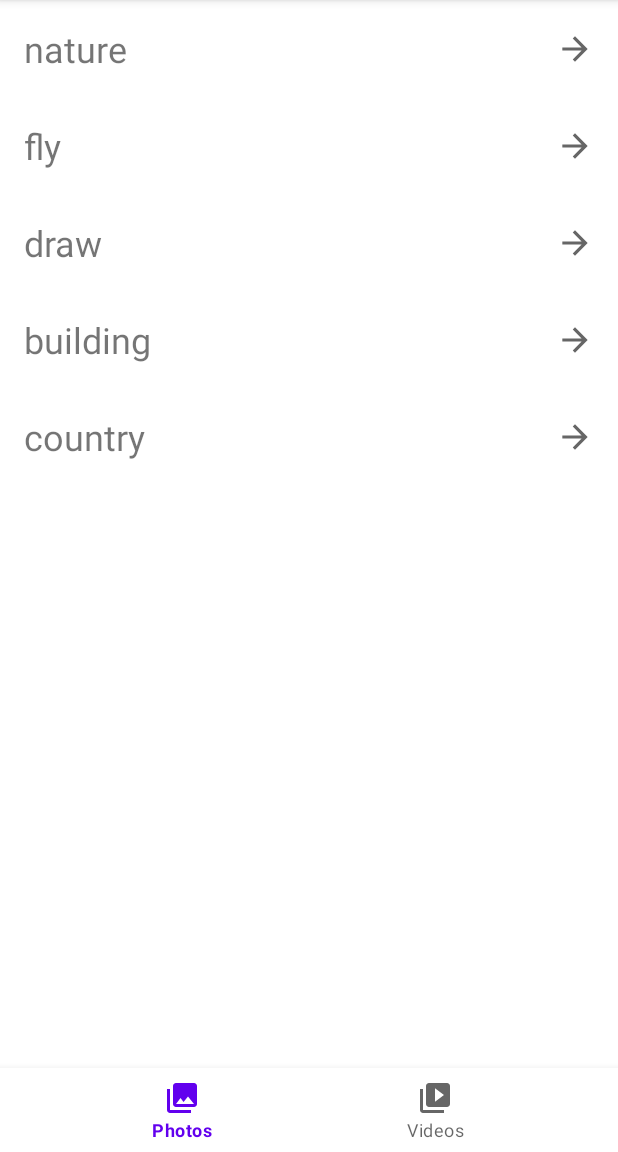
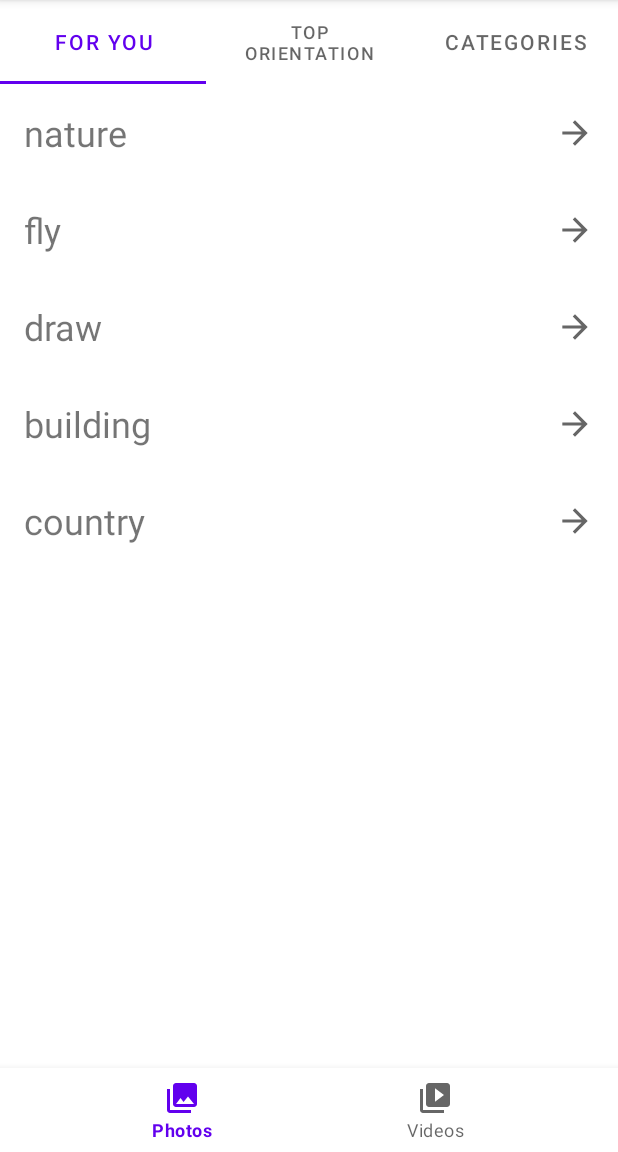
Before and after one commit to fokouarnaud/searchPexelsAppKotlin, an Android app: the screen it shows after launch (MainActivity), on a phone screen of 412 x 824 dp, the part 84-1236 px from its top. Run offline under Robolectric (Android 15) with nearby library versions, the phone set to English and light mode, and no system bars; our stand-ins replace data binding, paging; pictures from the network do not load.

Commit message:
add tablayout for_you, top_orientation

```diff
--- /dev/null
+++ b/app/src/main/java/com/example/myapplication/ui/main/fragment/listPhotos/ListPhotosFragment.kt
@@ -0,0 +1,163 @@
+package com.example.myapplication.ui.main.fragment.listPhotos
+
+import android.app.Dialog
+import android.os.Bundle
+import android.view.LayoutInflater
+import android.view.View
+import android.view.ViewGroup
+import androidx.fragment.app.Fragment
+import androidx.lifecycle.ViewModelProvider
+import androidx.lifecycle.lifecycleScope
+import androidx.recyclerview.widget.LinearLayoutManager
+import androidx.recyclerview.widget.RecyclerView
+import com.example.myapplication.R
+import com.example.myapplication.ui.main.fragment.photos.adapter.PhotosCategoryAdapter
+import com.example.myapplication.ui.main.fragment.photos.base.PhotosFragmentViewModelFactory
+import com.example.myapplication.ui.main.fragment.photos.viewmodel.PhotosFragmentViewModel
+import com.example.myapplication.utils.Status
+
+class ListPhotosFragment : Fragment() {
+
+    private var type: Int? = null
+    override fun onCreate(savedInstanceState: Bundle?) {
+        super.onCreate(savedInstanceState)
+        type = arguments?.getInt(NAME_CLE_TYPE)
+    }
+
+    override fun onCreateView(
+        inflater: LayoutInflater,
+        container: ViewGroup?,
+        savedInstanceState: Bundle?
+    ): View? {
+        return inflater.inflate(
+            R.layout.list_item_category_photo, container, false
+        )
+    }
+
+    override fun onViewCreated(view: View, savedInstanceState: Bundle?) {
+        val photosFragmentViewModel = ViewModelProvider(
+            requireActivity(),
+            PhotosFragmentViewModelFactory(requireActivity().application)
+        ).get(
+            PhotosFragmentViewModel::class.java
+        )
+        val recyclerviewCategoryPhoto =
+            view.findViewById<RecyclerView>(R.id.recyclerview_category_photo)
+
+
+        addDataToViews(photosFragmentViewModel, recyclerviewCategoryPhoto)
+    }
+
+    private fun addDataToViews(
+        photosFragmentViewModel: PhotosFragmentViewModel,
+        recyclerviewCategoryPhoto: RecyclerView
+    ) {
+        val loadingDialog = Dialog(requireContext())
+        val photosCategoryAdapter = PhotosCategoryAdapter(lifecycle, viewLifecycleOwner)
+        recyclerviewCategoryPhoto.apply {
+            layoutManager = LinearLayoutManager(
+                requireContext(),
+                LinearLayoutManager.VERTICAL,
+                false
+            )
+            adapter = photosCategoryAdapter
+        }
+
+        when (type) {
+            TYPE_FOR_YOU -> {
+                activity?.let {
+                    lifecycleScope.launchWhenResumed {
+                        photosFragmentViewModel.liveDataListPexelsPhotosCategory.observe(
+                            viewLifecycleOwner, {
+                                when (it.status) {
+                                    Status.ERROR -> {
+                                        loadingDialog.dismiss()
+                                    }
+                                    Status.LOADING -> {
+                                        loadingDialog.setCancelable(false)
+                                        loadingDialog.setContentView(R.layout.loading_dialog_layout)
+                                        loadingDialog.window?.setBackgroundDrawableResource(android.R.color.transparent)
+                                        loadingDialog.show()
+                                    }
+                                    Status.SUCCESS -> {
+                                        loadingDialog.dismiss()
+                                        photosCategoryAdapter.submitList(it.data)
+                                    }
+                                }
+                            }
+                        )
+                    }
+                }
+            }
+            TYPE_TOP_ORIENTATION -> {
+                activity?.let {
+                    lifecycleScope.launchWhenResumed {
+                        photosFragmentViewModel.liveDataListPexelsPhotosCategory.observe(
+                            viewLifecycleOwner, {
+                                when (it.status) {
+                                    Status.ERROR -> {
+                                        loadingDialog.dismiss()
+                                    }
+                                    Status.LOADING -> {
+
+                                        loadingDialog.setCancelable(false)
+                                        loadingDialog.setContentView(R.layout.loading_dialog_layout)
+                                        loadingDialog.window?.setBackgroundDrawableResource(android.R.color.transparent)
+                                        loadingDialog.show()
+                                    }
+                                    Status.SUCCESS -> {
+                                        loadingDialog.dismiss()
+                                        photosCategoryAdapter.submitList(it.data)
+                                    }
+                                }
+                            }
+                        )
+                    }
+                }
+            }
+            TYPE_CATEGORIES -> {
+                activity?.let {
+                    lifecycleScope.launchWhenResumed {
+                        photosFragmentViewModel.liveDataListPexelsPhotosCategory.observe(
+                            viewLifecycleOwner, {
+                                when (it.status) {
+                                    Status.ERROR -> {
+                                        loadingDialog.dismiss()
+                                    }
+                                    Status.LOADING -> {
+
+                                        loadingDialog.setCancelable(false)
+                                        loadingDialog.setContentView(R.layout.loading_dialog_layout)
+                                        loadingDialog.window?.setBackgroundDrawableResource(android.R.color.transparent)
+                                        loadingDialog.show()
+                                    }
+                                    Status.SUCCESS -> {
+                                        loadingDialog.dismiss()
+                                        photosCategoryAdapter.submitList(it.data)
+                                    }
+                                }
+                            }
+                        )
+                    }
+                }
+            }
+        }
+    }
+
+    companion object {
+        const val NAME_CLE_TYPE: String = "CLE_TYPE"
+        const val TYPE_FOR_YOU = 1
+        const val TYPE_TOP_ORIENTATION = 2
+        const val TYPE_CATEGORIES = 3
+
+        fun getNewInstance(type: Int): ListPhotosFragment {
+            val fragment = ListPhotosFragment()
+            val args = Bundle()
+            args.putInt(NAME_CLE_TYPE, type)
+            fragment.arguments = args
+            return fragment
+
+        }
+
+    }
+}
--- /dev/null
+++ b/app/src/main/java/com/example/myapplication/ui/main/fragment/listPhotos/adapter/ListPhotosFragmentAdapter.kt
@@ -0,0 +1,29 @@
+package com.example.myapplication.ui.main.fragment.listPhotos.adapter
+
+import androidx.fragment.app.Fragment
+import androidx.fragment.app.FragmentActivity
+import androidx.viewpager2.adapter.FragmentStateAdapter
+import com.example.myapplication.ui.main.fragment.listPhotos.ListPhotosFragment
+
+class ListPhotosFragmentAdapter (fragmentActivity: FragmentActivity) :
+    FragmentStateAdapter(
+        fragmentActivity
+    ) {
+    override fun getItemCount(): Int {
+        return 3
+    }
+
+    override fun createFragment(position: Int): Fragment {
+        return when (position) {
+            0 -> {
+                ListPhotosFragment.getNewInstance(ListPhotosFragment.TYPE_FOR_YOU)
+            }
+            1 -> {
+                ListPhotosFragment.getNewInstance(ListPhotosFragment.TYPE_TOP_ORIENTATION)
+            }
+            else -> {
+                ListPhotosFragment.getNewInstance(ListPhotosFragment.TYPE_CATEGORIES)
+            }
+        }
+    }
+}
--- a/app/src/main/java/com/example/myapplication/ui/main/fragment/photos/PhotosFragment.kt
+++ b/app/src/main/java/com/example/myapplication/ui/main/fragment/photos/PhotosFragment.kt
@@ -1,29 +1,21 @@
 package com.example.myapplication.ui.main.fragment.photos
 
-import android.app.Dialog
 import android.os.Bundle
 import android.view.LayoutInflater
 import android.view.View
 import android.view.ViewGroup
 import androidx.databinding.DataBindingUtil
 import androidx.fragment.app.Fragment
-import androidx.lifecycle.ViewModelProvider
-import androidx.lifecycle.lifecycleScope
-import androidx.recyclerview.widget.LinearLayoutManager
 import com.example.myapplication.R
 import com.example.myapplication.databinding.FragmentPhotosBinding
-import com.example.myapplication.ui.main.fragment.photos.adapter.PhotosCategoryAdapter
-import com.example.myapplication.ui.main.fragment.photos.base.PhotosFragmentViewModelFactory
-import com.example.myapplication.ui.main.fragment.photos.viewmodel.PhotosFragmentViewModel
-import com.example.myapplication.utils.Status
+import com.example.myapplication.ui.main.fragment.listPhotos.adapter.ListPhotosFragmentAdapter
+import com.google.android.material.tabs.TabLayoutMediator
 import kotlinx.coroutines.ExperimentalCoroutinesApi
 
 class PhotosFragment : Fragment() {
 
     private lateinit var dataBinding: FragmentPhotosBinding
-    private lateinit var photosFragmentViewModel: PhotosFragmentViewModel
-    private lateinit var photosCategoryAdapter: PhotosCategoryAdapter
-    private lateinit var loadingDialog: Dialog
+
 
     override fun onCreateView(
         inflater: LayoutInflater, container: ViewGroup?,
@@ -41,56 +33,31 @@ class PhotosFragment : Fragment() {
     @ExperimentalCoroutinesApi
     override fun onViewCreated(view: View, savedInstanceState: Bundle?) {
         super.onViewCreated(view, savedInstanceState)
-        initialize()
         addDataToViews()
     }
 
-    private fun initialize() {
-        photosFragmentViewModel = ViewModelProvider(
-            requireActivity(),
-            PhotosFragmentViewModelFactory(requireActivity().application)
-        ).get(
-            PhotosFragmentViewModel::class.java
+    @ExperimentalCoroutinesApi
+    private fun addDataToViews() {
+        dataBinding.viewPagerListItemCategoryPhoto.adapter = ListPhotosFragmentAdapter(
+            requireActivity()
         )
 
-        loadingDialog = Dialog(requireContext())
-        photosCategoryAdapter = PhotosCategoryAdapter(lifecycle, viewLifecycleOwner)
-        dataBinding.recyclerviewCategoryPhoto.apply {
-            layoutManager = LinearLayoutManager(
-                requireContext(),
-                LinearLayoutManager.VERTICAL,
-                false
-            )
-            adapter = photosCategoryAdapter
-        }
+        TabLayoutMediator(
+            dataBinding.tabListItemCategoryPhoto,
+            dataBinding.viewPagerListItemCategoryPhoto
+        ) { tab, position ->
+            when (position) {
+                0 -> {
+                    tab.text = getString(R.string.for_you)
+                }
+                1 -> {
+                    tab.text = getString(R.string.top_orientation)
+                }
+                2 -> {
+                    tab.text = getString(R.string.categories)
+                }
 
-
-    }
-
-
-    @ExperimentalCoroutinesApi
-    private fun addDataToViews() {
-        lifecycleScope.launchWhenResumed {
-            photosFragmentViewModel.liveDataListPexelsPhotosCategory.observe(
-                viewLifecycleOwner, {
-                    when (it.status) {
-                        Status.ERROR -> {
-                            loadingDialog.dismiss()
-                        }
-                        Status.LOADING -> {
-
-                            loadingDialog.setCancelable(false)
-                            loadingDialog.setContentView(R.layout.loading_dialog_layout)
-                            loadingDialog.window?.setBackgroundDrawableResource(android.R.color.transparent)
-                            loadingDialog.show()
-                        }
-                        Status.SUCCESS -> {
-                            loadingDialog.dismiss()
-                            photosCategoryAdapter.submitList(it.data)
-                        }
-                    }
-                }
-            )
-        }
+            }
+        }.attach()
     }
 }
--- a/app/src/main/res/layout/fragment_photos.xml
+++ b/app/src/main/res/layout/fragment_photos.xml
@@ -1,25 +1,36 @@
 <?xml version="1.0" encoding="utf-8"?>
-<layout xmlns:tools="http://schemas.android.com/tools"
-    xmlns:android="http://schemas.android.com/apk/res/android"
-    >
-
-    <data>
-
-        <variable
-            name="varCategoryPhoto"
-            type="String" />
-    </data>
+<layout xmlns:android="http://schemas.android.com/apk/res/android"
+    xmlns:app="http://schemas.android.com/apk/res-auto"
+    xmlns:tools="http://schemas.android.com/tools">
 
     <FrameLayout
         android:layout_width="match_parent"
         android:layout_height="match_parent"
         tools:context=".ui.main.fragment.photos.PhotosFragment">
 
-        <androidx.recyclerview.widget.RecyclerView
-            android:id="@+id/recyclerview_category_photo"
+        <LinearLayout
             android:layout_width="match_parent"
-            android:layout_height="match_parent"
-            tools:listitem="@layout/item_category_photo" />
+            android:layout_height="wrap_content"
+            android:orientation="vertical"
+            tools:ignore="UselessParent">
 
+            <com.google.android.material.tabs.TabLayout
+                android:id="@+id/tab_list_item_category_photo"
+                android:layout_width="match_parent"
+                android:layout_height="?attr/actionBarSize"
+                android:minHeight="?attr/actionBarSize"
+                android:theme="@style/ThemeOverlay.AppCompat.Dark.ActionBar"
+                app:layout_constraintTop_toTopOf="parent"
+                app:tabIndicatorHeight="2dp"
+                app:tabMode="fixed" />
+
+            <androidx.viewpager2.widget.ViewPager2
+                android:id="@+id/view_pager_list_item_category_photo"
+                android:layout_width="match_parent"
+                android:layout_height="0dp"
+                android:layout_weight="2">
+
+            </androidx.viewpager2.widget.ViewPager2>
+        </LinearLayout>
     </FrameLayout>
 </layout>
--- /dev/null
+++ b/app/src/main/res/layout/list_item_category_photo.xml
@@ -0,0 +1,16 @@
+<?xml version="1.0" encoding="utf-8"?>
+<layout xmlns:android="http://schemas.android.com/apk/res/android"
+    xmlns:tools="http://schemas.android.com/tools">
+
+    <LinearLayout
+        android:layout_width="match_parent"
+        android:layout_height="match_parent"
+        android:orientation="vertical">
+
+        <androidx.recyclerview.widget.RecyclerView
+            android:id="@+id/recyclerview_category_photo"
+            android:layout_width="match_parent"
+            android:layout_height="match_parent"
+            tools:listitem="@layout/item_category_photo" />
+    </LinearLayout>
+</layout>
--- a/app/src/main/res/values/strings.xml
+++ b/app/src/main/res/values/strings.xml
@@ -8,4 +8,7 @@
     <string name="error_message">Error message</string>
     <string name="retry">Retry</string>
     <string name="nature">Nature</string>
+    <string name="for_you">For You</string>
+    <string name="top_orientation">Top Orientation</string>
+    <string name="categories">Categories</string>
 </resources>
```
